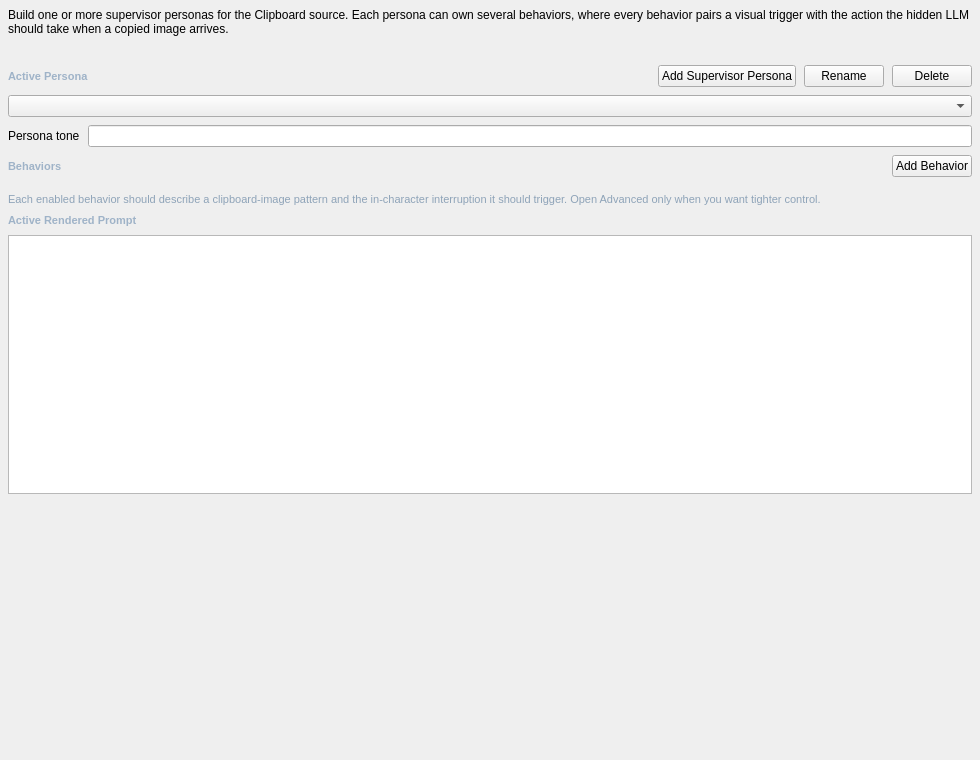
The window that addons/clipboard_supervisor/ui/clipboard_supervisor.ui (Rakile/NeuralCompanion) describes before a commit, drawn with Qt 5.
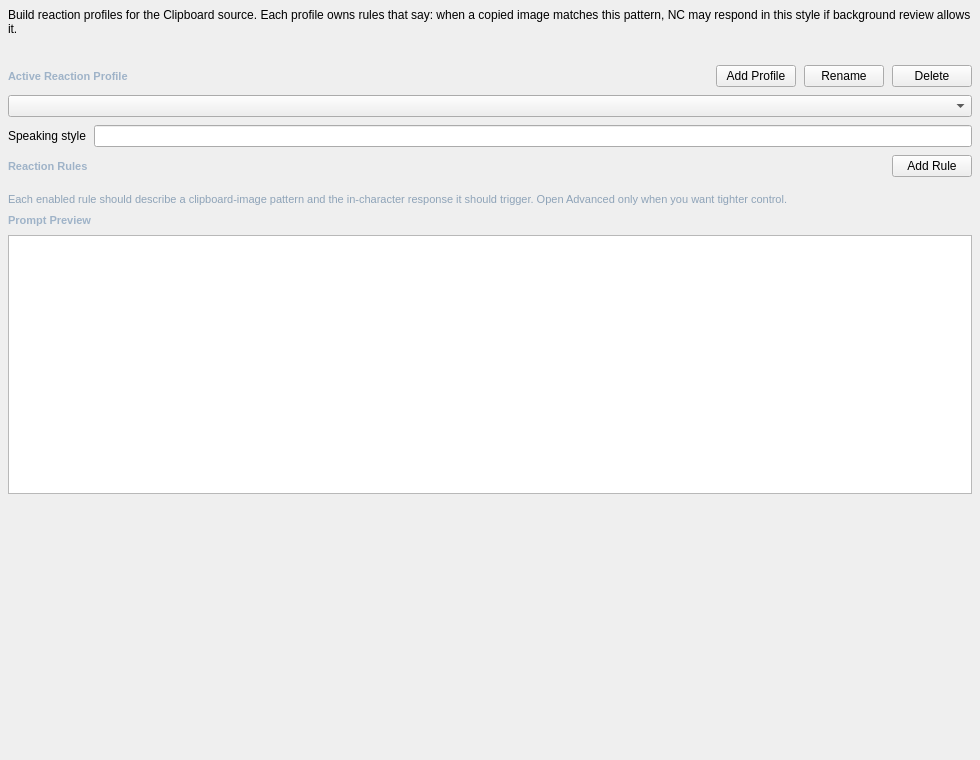
The same window after the commit.

Patch:
```diff
--- a/addons/clipboard_supervisor/ui/clipboard_supervisor.ui
+++ b/addons/clipboard_supervisor/ui/clipboard_supervisor.ui
@@ -11,7 +11,7 @@
    <property name="spacing"><number>8</number></property>
    <item>
     <widget class="QLabel" name="clipboard_supervisor_intro_label">
-     <property name="text"><string>Build one or more supervisor personas for the Clipboard source. Each persona can own several behaviors, where every behavior pairs a visual trigger with the action the hidden LLM should take when a copied image arrives.</string></property>
+     <property name="text"><string>Build reaction profiles for the Clipboard source. Each profile owns rules that say: when a copied image matches this pattern, NC may respond in this style if background review allows it.</string></property>
      <property name="wordWrap"><bool>true</bool></property>
     </widget>
    </item>
@@ -24,9 +24,9 @@
    </item>
    <item>
     <layout class="QHBoxLayout" name="clipboard_supervisor_persona_header_layout">
-     <item><widget class="QLabel" name="clipboard_supervisor_persona_label"><property name="styleSheet"><string notr="true">color: #9fb3c8; font-size: 11px; font-weight: 600;</string></property><property name="text"><string>Active Persona</string></property></widget></item>
+     <item><widget class="QLabel" name="clipboard_supervisor_persona_label"><property name="styleSheet"><string notr="true">color: #9fb3c8; font-size: 11px; font-weight: 600;</string></property><property name="text"><string>Active Reaction Profile</string></property></widget></item>
      <item><spacer name="clipboard_supervisor_persona_header_spacer"><property name="orientation"><enum>Qt::Horizontal</enum></property><property name="sizeHint" stdset="0"><size><width>40</width><height>20</height></size></property></spacer></item>
-     <item><widget class="QPushButton" name="btn_clipboard_supervisor_add_persona"><property name="text"><string>Add Supervisor Persona</string></property></widget></item>
+     <item><widget class="QPushButton" name="btn_clipboard_supervisor_add_persona"><property name="text"><string>Add Profile</string></property></widget></item>
      <item><widget class="QPushButton" name="btn_clipboard_supervisor_rename_persona"><property name="text"><string>Rename</string></property></widget></item>
      <item><widget class="QPushButton" name="btn_clipboard_supervisor_delete_persona"><property name="text"><string>Delete</string></property></widget></item>
     </layout>
@@ -35,15 +35,15 @@
    <item>
     <layout class="QFormLayout" name="clipboard_supervisor_persona_form">
      <property name="fieldGrowthPolicy"><enum>QFormLayout::ExpandingFieldsGrow</enum></property>
-     <item row="0" column="0"><widget class="QLabel" name="clipboard_supervisor_persona_tone_label"><property name="text"><string>Persona tone</string></property></widget></item>
+     <item row="0" column="0"><widget class="QLabel" name="clipboard_supervisor_persona_tone_label"><property name="text"><string>Speaking style</string></property></widget></item>
      <item row="0" column="1"><widget class="QLineEdit" name="clipboard_supervisor_persona_style_edit"/></item>
     </layout>
    </item>
    <item>
     <layout class="QHBoxLayout" name="clipboard_supervisor_behavior_header_layout">
-     <item><widget class="QLabel" name="clipboard_supervisor_behavior_label"><property name="styleSheet"><string notr="true">color: #9fb3c8; font-size: 11px; font-weight: 600;</string></property><property name="text"><string>Behaviors</string></property></widget></item>
+     <item><widget class="QLabel" name="clipboard_supervisor_behavior_label"><property name="styleSheet"><string notr="true">color: #9fb3c8; font-size: 11px; font-weight: 600;</string></property><property name="text"><string>Reaction Rules</string></property></widget></item>
      <item><spacer name="clipboard_supervisor_behavior_header_spacer"><property name="orientation"><enum>Qt::Horizontal</enum></property><property name="sizeHint" stdset="0"><size><width>40</width><height>20</height></size></property></spacer></item>
-     <item><widget class="QPushButton" name="btn_clipboard_supervisor_add_behavior"><property name="text"><string>Add Behavior</string></property></widget></item>
+     <item><widget class="QPushButton" name="btn_clipboard_supervisor_add_behavior"><property name="text"><string>Add Rule</string></property></widget></item>
     </layout>
    </item>
    <item>
@@ -57,8 +57,8 @@
      </layout>
     </widget>
    </item>
-   <item><widget class="QLabel" name="clipboard_supervisor_note_label"><property name="styleSheet"><string notr="true">color: #8ea3b8; font-size: 11px;</string></property><property name="text"><string>Each enabled behavior should describe a clipboard-image pattern and the in-character interruption it should trigger. Open Advanced only when you want tighter control.</string></property><property name="wordWrap"><bool>true</bool></property></widget></item>
-   <item><widget class="QLabel" name="clipboard_supervisor_preview_label"><property name="styleSheet"><string notr="true">color: #9fb3c8; font-size: 11px; font-weight: 600;</string></property><property name="text"><string>Active Rendered Prompt</string></property></widget></item>
+   <item><widget class="QLabel" name="clipboard_supervisor_note_label"><property name="styleSheet"><string notr="true">color: #8ea3b8; font-size: 11px;</string></property><property name="text"><string>Each enabled rule should describe a clipboard-image pattern and the in-character response it should trigger. Open Advanced only when you want tighter control.</string></property><property name="wordWrap"><bool>true</bool></property></widget></item>
+   <item><widget class="QLabel" name="clipboard_supervisor_preview_label"><property name="styleSheet"><string notr="true">color: #9fb3c8; font-size: 11px; font-weight: 600;</string></property><property name="text"><string>Prompt Preview</string></property></widget></item>
    <item><widget class="QPlainTextEdit" name="clipboard_supervisor_preview_edit"><property name="minimumHeight"><number>180</number></property><property name="readOnly"><bool>true</bool></property></widget></item>
    <item><spacer name="root_spacer"><property name="orientation"><enum>Qt::Vertical</enum></property><property name="sizeHint" stdset="0"><size><width>20</width><height>40</height></size></property></spacer></item>
   </layout>
```
